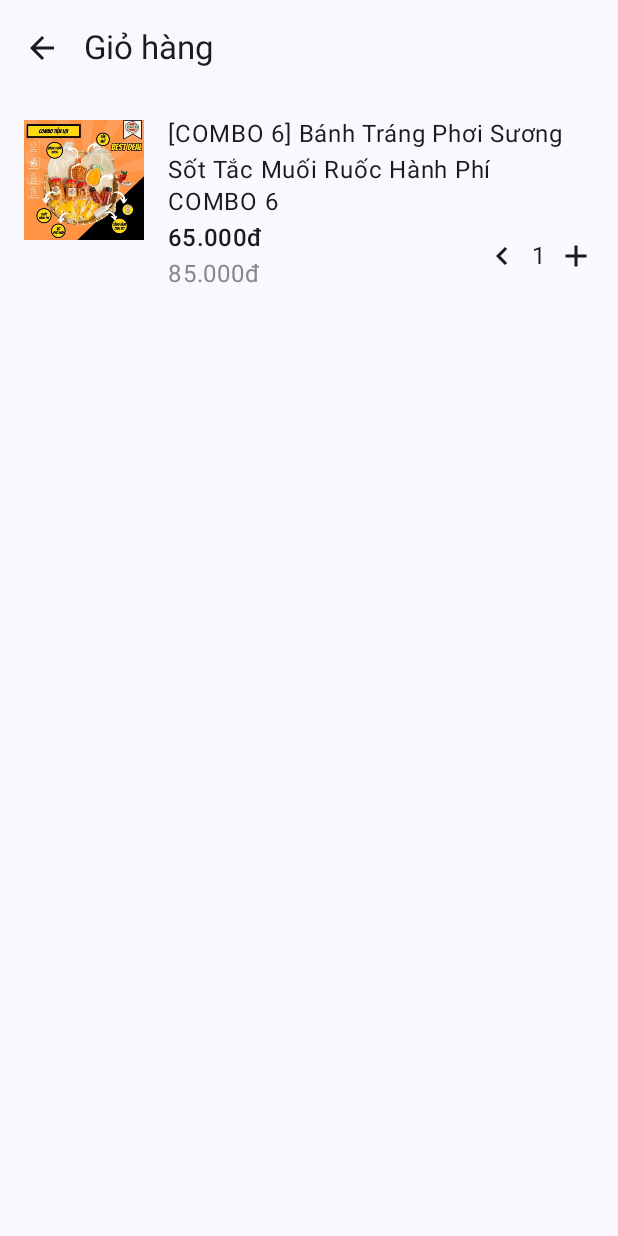
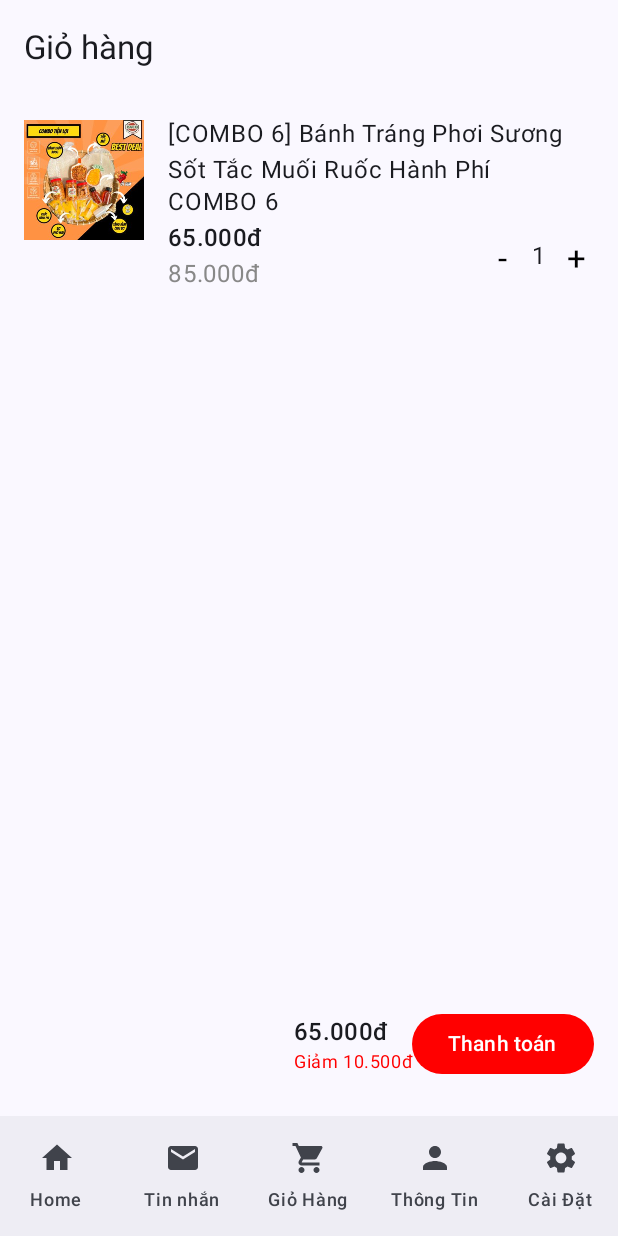
Before and after one commit to Thuha104/DoAnLTDD, an Android app built with Jetpack Compose: the CartScreen screen opened through its navigation route, on a phone screen of 412 x 824 dp. Run offline under Robolectric (Android 15) with nearby library versions, the phone set to English and light mode, and no system bars.

Commit message:
Tan_CartUpdate

```diff
--- a/app/src/main/java/com/example/doanltd/CartScreen.kt
+++ b/app/src/main/java/com/example/doanltd/CartScreen.kt
@@ -43,6 +43,7 @@ import androidx.compose.ui.Modifier
 import androidx.compose.ui.graphics.Color
 import androidx.compose.ui.res.painterResource
 import androidx.compose.ui.text.font.FontWeight
+import androidx.compose.ui.text.style.TextAlign
 import androidx.compose.ui.unit.dp
 import androidx.navigation.NavController
 
@@ -55,39 +56,40 @@ fun CartScreen(navController: NavController) {
         topBar = {
             TopAppBar(
                 title = { Text("Giỏ hàng") },
-                navigationIcon = {
-                    IconButton(onClick = { navController.navigateUp() }) {
-                        Icon(Icons.Default.ArrowBack, contentDescription = "Back")
-                    }
-                }
             )
         },
         bottomBar = {
             Column {
-                // Tổng giá và nút thanh toán
-                Surface(
-                    modifier = Modifier.fillMaxWidth().size(8.dp)
+                Column(
+                    modifier = Modifier.padding(16.dp)
                 ) {
-                    Column(
-                        modifier = Modifier.padding(16.dp)
+                    Row(
+                        modifier = Modifier.fillMaxWidth(),
+                        horizontalArrangement = Arrangement.Absolute.Right,
+                        verticalAlignment = Alignment.CenterVertically
                     ) {
-                        Row(
-                            modifier = Modifier.fillMaxWidth(),
-                            horizontalArrangement = Arrangement.SpaceBetween
+                        Column(
+                            modifier = Modifier.align(Alignment.CenterVertically)
                         ) {
-                            Text("65.000đ")
+                            Text(
+                                "65.000đ",
+                                textAlign = TextAlign.Right,
+                                style = MaterialTheme.typography.titleMedium
+                            )
                             Text(
                                 "Giảm 10.500đ",
-                                color = Color.Red
+                                color = Color.Red,
+                                textAlign = TextAlign.Right,
+                                style = MaterialTheme.typography.bodySmall
                             )
                         }
+
                         Button(
                             onClick = { /* Handle checkout */ },
                             modifier = Modifier
-                                .fillMaxWidth()
                                 .padding(vertical = 8.dp),
                             colors = ButtonDefaults.buttonColors(
-                                containerColor = Color.Gray
+                                containerColor = Color.Red
                             )
                         ) {
                             Text("Thanh toán")
@@ -95,39 +97,39 @@ fun CartScreen(navController: NavController) {
                     }
                 }
 
-                // Bottom navigation
-//                NavigationBar {
-//                    NavigationBarItem(
-//                        icon = { Icon(Icons.Default.Home, contentDescription = "Home") },
-//                        label = { Text("Home") },
-//                        selected = false,
-//                        onClick = { navController.navigate(Screen.Home.route) }
-//                    )
-//                    NavigationBarItem(
-//                        icon = { Icon(Icons.Default.Email, contentDescription = "Tin Nhắn") },
-//                        label = { Text("Tin nhắn") },
-//                        selected = false,
-//                        onClick = { navController.navigate(Screen.Mesage.route) }
-//                    )
-//                    NavigationBarItem(
-//                        icon = { Icon(Icons.Default.ShoppingCart, contentDescription = "Giỏ Hàng") },
-//                        label = { Text("Giỏ Hàng") },
-//                        selected = false,
-//                        onClick = {navController.navigate(Screen.Cart.route) }
-//                    )
-//                    NavigationBarItem(
-//                        icon = { Icon(Icons.Default.Person, contentDescription = "Thông Tin") },
-//                        label = { Text("Thông Tin") },
-//                        selected = false,
-//                        onClick = { navController.navigate(Screen.Profile.route) }
-//                    )
-//                    NavigationBarItem(
-//                        icon = { Icon(Icons.Default.Settings, contentDescription = "Cài Đặt") },
-//                        label = { Text("Cài Đặt") },
-//                        selected = false,
-//                        onClick = { navController.navigate(Screen.Setting.route) }
-//                    )
-//                }
+                 ///Bottom navigation
+                NavigationBar {
+                    NavigationBarItem(
+                        icon = { Icon(Icons.Default.Home, contentDescription = "Home") },
+                        label = { Text("Home") },
+                        selected = false,
+                        onClick = { navController.navigate(Screen.Home.route) }
+                    )
+                    NavigationBarItem(
+                        icon = { Icon(Icons.Default.Email, contentDescription = "Tin Nhắn") },
+                        label = { Text("Tin nhắn") },
+                        selected = false,
+                        onClick = { navController.navigate(Screen.Mesage.route) }
+                    )
+                    NavigationBarItem(
+                        icon = { Icon(Icons.Default.ShoppingCart, contentDescription = "Giỏ Hàng") },
+                        label = { Text("Giỏ Hàng") },
+                        selected = false,
+                        onClick = {navController.navigate(Screen.Cart.route) }
+                    )
+                    NavigationBarItem(
+                        icon = { Icon(Icons.Default.Person, contentDescription = "Thông Tin") },
+                        label = { Text("Thông Tin") },
+                        selected = false,
+                        onClick = { navController.navigate(Screen.Profile.route) }
+                    )
+                    NavigationBarItem(
+                        icon = { Icon(Icons.Default.Settings, contentDescription = "Cài Đặt") },
+                        label = { Text("Cài Đặt") },
+                        selected = false,
+                        onClick = { navController.navigate(Screen.Setting.route) }
+                    )
+                }
             }
         }
     ) { paddingValues ->
@@ -188,16 +190,25 @@ fun CartScreen(navController: NavController) {
                                     onClick = { if (soluong > 1) soluong-- },
                                     modifier = Modifier.size(24.dp)
                                 ) {
-                                    Icon(Icons.Filled.KeyboardArrowLeft, "Decrease")
+                                    Text(
+                                        text = "-",
+                                        style = MaterialTheme.typography.titleLarge,
+                                        color = Color.Black
+                                    )
                                 }
                                 Text(soluong.toString())
                                 IconButton(
                                     onClick = { soluong++ },
                                     modifier = Modifier.size(24.dp)
                                 ) {
-                                    Icon(Icons.Default.Add, "Increase")
+                                    Text(
+                                        text = "+",
+                                        style = MaterialTheme.typography.titleLarge,
+                                        color = Color.Black
+                                    )
                                 }
                             }
+
                         }
                     }
                 }
--- a/app/src/main/java/com/example/doanltd/MesageScreen.kt
+++ b/app/src/main/java/com/example/doanltd/MesageScreen.kt
@@ -53,7 +53,7 @@ fun MessageScreen(navController: NavController) {
                     icon = { Icon(Icons.Default.ShoppingCart, contentDescription = "Giỏ Hàng") },
                     label = { Text("Giỏ Hàng") },
                     selected = false,
-                    onClick = { }
+                    onClick = { navController.navigate(Screen.Cart.route)}
                 )
                 NavigationBarItem(
                     icon = { Icon(Icons.Default.Person, contentDescription = "Thông Tin") },
--- a/app/src/main/java/com/example/doanltd/ProfileScreen.kt
+++ b/app/src/main/java/com/example/doanltd/ProfileScreen.kt
@@ -40,7 +40,7 @@ fun ProfileScreen(navController: NavController) {
                     icon = { Icon(Icons.Default.ShoppingCart, contentDescription = "Giỏ Hàng") },
                     label = { Text("Giỏ Hàng") },
                     selected = false,
-                    onClick = { }
+                    onClick = { navController.navigate(Screen.Cart.route)}
                 )
                 NavigationBarItem(
                     icon = { Icon(Icons.Default.Person, contentDescription = "Thông Tin") },
--- a/app/src/main/java/com/example/doanltd/SettingScreen.kt
+++ b/app/src/main/java/com/example/doanltd/SettingScreen.kt
@@ -43,7 +43,7 @@ fun SettingScreen(navController: NavController) {
                     icon = { Icon(Icons.Default.ShoppingCart, contentDescription = "Giỏ Hàng") },
                     label = { Text("Giỏ Hàng") },
                     selected = false,
-                    onClick = {  }
+                    onClick = { navController.navigate(Screen.Cart.route) }
                 )
                 NavigationBarItem(
                     icon = { Icon(Icons.Default.Person, contentDescription = "Thông Tin") },
```
